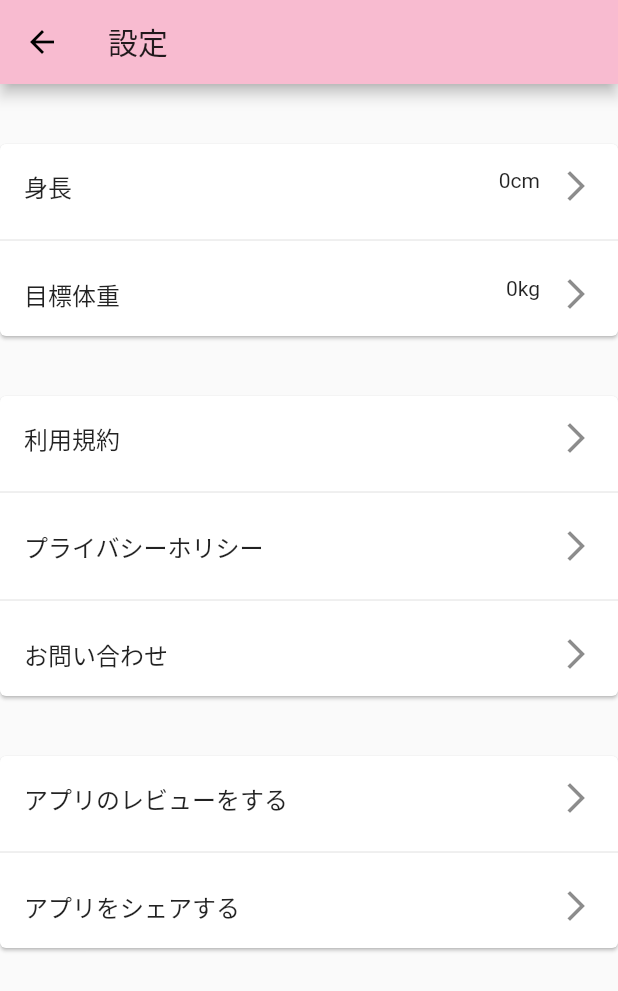
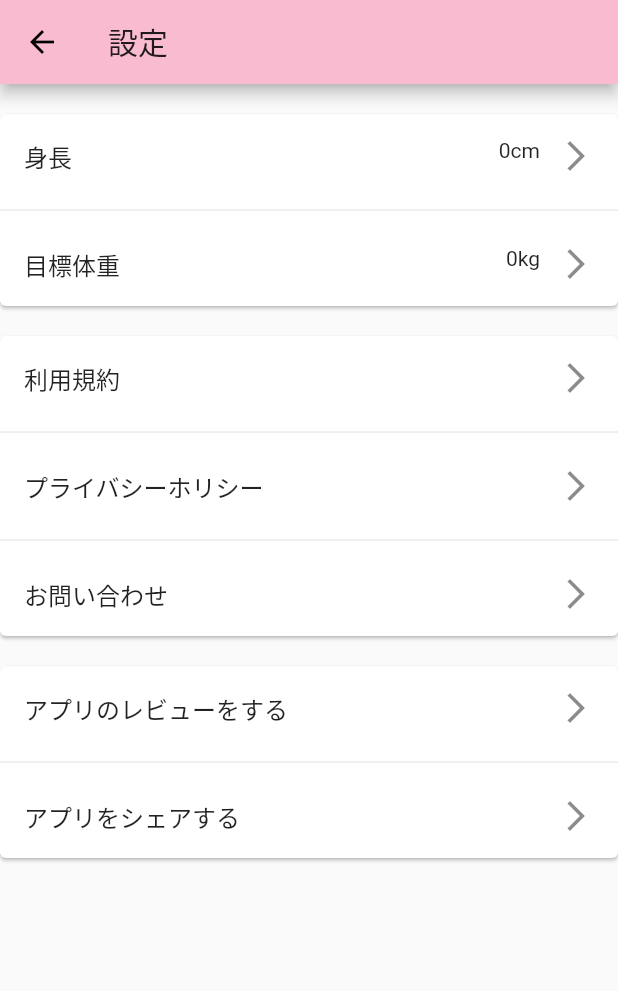
Before and after one commit to startup-technology/diet_recipe_flutter, a Flutter app: the SettingPage screen opened by its route, on a phone screen of 412 x 824 dp. Shown: the top 991 px of the screen. Run offline on Flutter 3.47's test engine with Material 2 defaults, Android fonts, the phone set to English and light mode, and no system bars; our stand-ins replace firebase_auth, flutter_calendar_carousel, fluttertoast, share, sqflite; accounts and stored records are empty.

Commit message:
レイアウト問題修正

```diff
--- a/lib/pages/setting.dart
+++ b/lib/pages/setting.dart
@@ -32,7 +32,7 @@ class _SettingPageState extends State<SettingPage> {
             children: <Widget>[
               Container(
                 child: Card(
-                  margin: const EdgeInsets.only(top: 40.0),
+                  margin: const EdgeInsets.only(top: 20.0),
                   child: Column(
                     children: [
                       ListTile(
@@ -71,7 +71,7 @@ class _SettingPageState extends State<SettingPage> {
               ),
               Container(
                 child: Card(
-                  margin: const EdgeInsets.only(top: 40.0),
+                  margin: const EdgeInsets.only(top: 20.0),
                   child: Column(
                     children: [
                       ListTile(
@@ -95,7 +95,7 @@ class _SettingPageState extends State<SettingPage> {
               ),
               Container(
                 child: Card(
-                  margin: const EdgeInsets.only(top: 40.0),
+                  margin: const EdgeInsets.only(top: 20.0),
                   child: Column(
                     children: [
                       ListTile(
```
Also changed, not shown: lib/pages/day_log.dart (+4 -3 lines), lib/pages/day_result.dart (+6 -7 lines).
